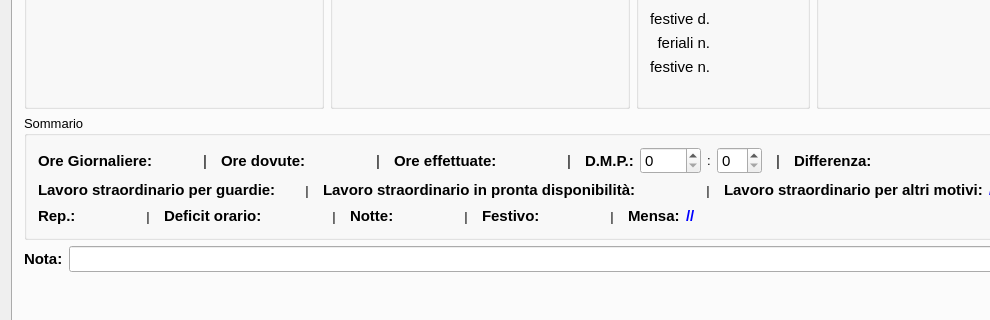
gcala/GestioneCompetenzeMedici, file mainwindow.ui: the form before one commit; both pictures show x 0 to 990 and y 335 to 655 of the 1342 by 779 pixel window.
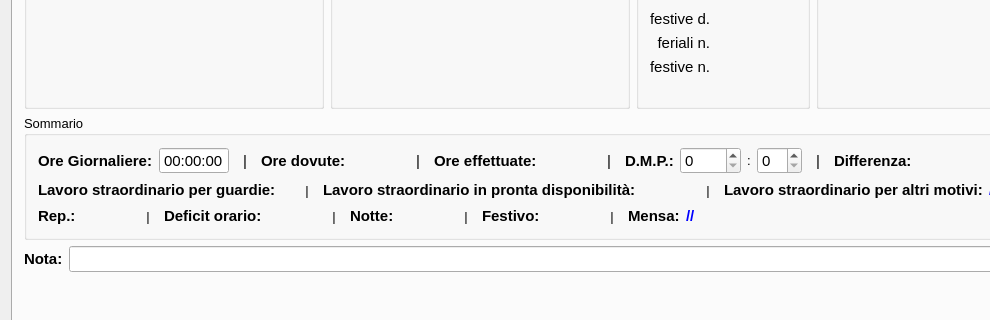
The form after the commit. Icons and pictures are not drawn. Custom widgets are drawn as their Qt base class.

Commit message: aggiunta la possibilità di modificare l'orario giornaliero da dare

```diff
--- a/mainwindow.ui
+++ b/mainwindow.ui
@@ -2748,20 +2748,17 @@
               </widget>
              </item>
              <item>
-              <widget class="QLabel" name="orarioGiornalieroLabel">
-               <property name="minimumSize">
-                <size>
-                 <width>30</width>
-                 <height>0</height>
-                </size>
-               </property>
+              <widget class="QTimeEdit" name="orarioGiornalieroEdit">
                <property name="font">
                 <font>
                  <pointsize>11</pointsize>
                 </font>
                </property>
-               <property name="text">
-                <string/>
+               <property name="alignment">
+                <set>Qt::AlignCenter</set>
+               </property>
+               <property name="buttonSymbols">
+                <enum>QAbstractSpinBox::NoButtons</enum>
                </property>
               </widget>
              </item>
```
The commit also changes 12 other files.
